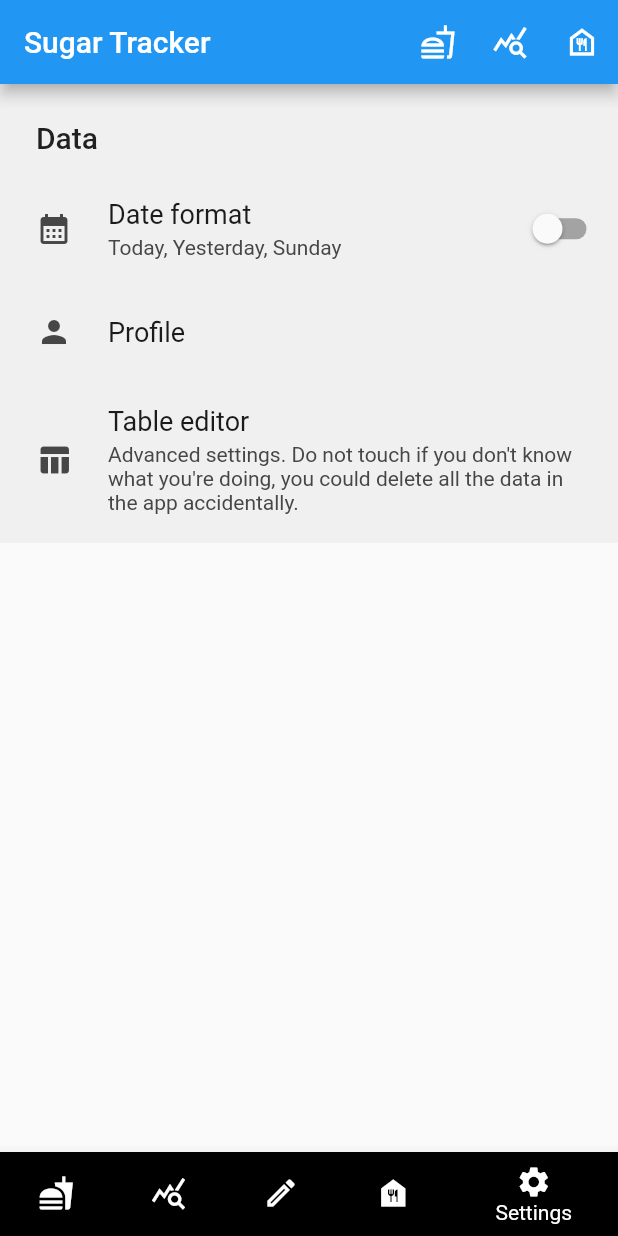
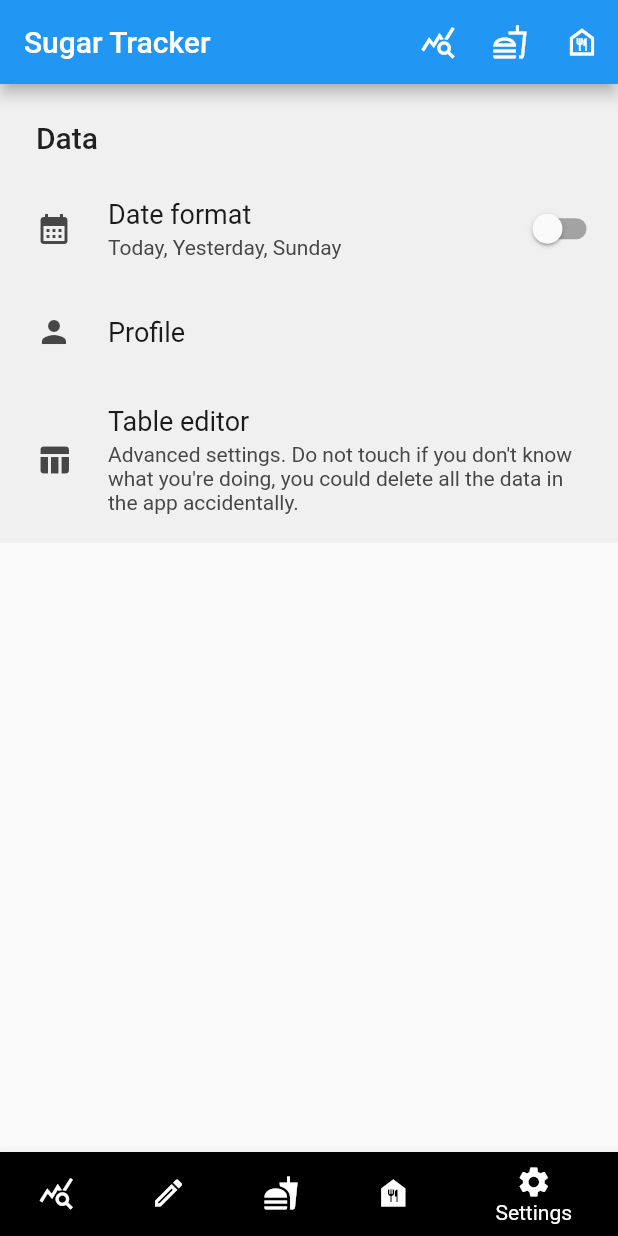
Before and after one commit to jfletcher20/sugar_tracker, a Flutter app: the screen it shows after launch, item 5 of the bottom bar chosen, on a phone screen of 412 x 824 dp. Run offline on Flutter 3.47's test engine with Material 2 defaults, Android fonts, the light colour scheme and no system bars; drawn by our look-alikes of settings_ui; our stand-ins replace image_picker, share_plus, shared_preferences, sqflite; accounts and stored records are empty.

Commit message:
Added icon and shifted to tabbarview.

```diff
--- a/lib/presentation/routes/w_meal_history.dart
+++ b/lib/presentation/routes/w_meal_history.dart
@@ -234,7 +234,7 @@ class _MealHistoryWidgetState extends State<MealHistoryWidget> {
 
   IconButton _useAsTemplate(BuildContext context, Meal meal) {
     return IconButton(
-      icon: const Icon(Icons.food_bank),
+      icon: const Icon(Icons.plus_one),
       onPressed: () async {
         Meal? result = await Navigator.pushReplacement(
           context,
--- a/lib/presentation/routes/w_sugar_history.dart
+++ b/lib/presentation/routes/w_sugar_history.dart
@@ -192,13 +192,13 @@ class _SugarHistoryWidgetState extends State<SugarHistoryWidget> {
 
   IconButton _useAsTemplate(BuildContext context, Sugar sugar) {
     return IconButton(
-      icon: const Icon(Icons.food_bank),
+      icon: const Icon(Icons.plus_one),
       onPressed: () async {
         Insulin? result = await Navigator.pushReplacement(
           context,
           MaterialPageRoute(
             builder: (context) => Scaffold(
-              appBar: AppBar(title: const Text("Insulin from template")),
+              appBar: AppBar(title: const Text("Entry from template")),
               body: InsulinFormWidget(sugar: sugar, useAsTemplate: true),
             ),
           ),
--- a/lib/presentation/theme/i_theme.dart
+++ b/lib/presentation/theme/i_theme.dart
@@ -7,7 +7,7 @@ class ThemeManager {
   }
 
   static ThemeData darkTheme = ThemeData.dark().copyWith(
-    appBarTheme: const AppBarTheme(backgroundColor: Color.fromARGB(255, 183, 0, 0)),
+    appBarTheme: const AppBarTheme(backgroundColor: Color.fromARGB(255, 163, 0, 0)),
     buttonTheme: ButtonThemeData(
       buttonColor: Colors.redAccent,
       textTheme: ButtonTextTheme.primary,
--- a/lib/presentation/w_homepage.dart
+++ b/lib/presentation/w_homepage.dart
@@ -21,20 +21,35 @@ class Homepage extends StatefulWidget {
   State<Homepage> createState() => _HomepageState();
 }
 
-class _HomepageState extends State<Homepage> {
-  Widget child = const MealHistoryWidget();
-  int index = 0;
+class _HomepageState extends State<Homepage> with SingleTickerProviderStateMixin {
+  late TabController _tabController;
+
+  @override
+  void initState() {
+    super.initState();
+    _tabController = TabController(length: 5, vsync: this, initialIndex: 2);
+  }
+
+  Widget wrap(Widget widget) => Scrollbar(child: SingleChildScrollView(child: widget));
+
   @override
   Widget build(BuildContext context) {
     return Scaffold(
       appBar: AppBar(title: const Text("Sugar Tracker"), actions: [
+        _createMeasurementEntryButton(),
         _createMealButton(),
-        _createMeasurementEntryButton(),
         _createFoodItemButton(),
       ]),
-      body: SingleChildScrollView(
-        scrollDirection: Axis.vertical,
-        child: child,
+      body: TabBarView(
+        physics: const NeverScrollableScrollPhysics(),
+        controller: _tabController,
+        children: <Widget>[
+          wrap(const SugarHistoryWidget()),
+          wrap(const InsulinHistoryWidget()),
+          wrap(const MealHistoryWidget()),
+          wrap(const FoodListWidget()),
+          wrap(const SettingsWidget()),
+        ],
       ),
       bottomNavigationBar: _bottomNavigation(),
     );
@@ -54,7 +69,6 @@ class _HomepageState extends State<Homepage> {
             ),
           ),
         );
-        if (context.mounted) setState(() {});
       },
       icon: const Icon(Icons.fastfood_outlined),
     );
@@ -63,7 +77,7 @@ class _HomepageState extends State<Homepage> {
   IconButton _createMeasurementEntryButton() {
     return IconButton(
       onPressed: () async {
-        await Navigator.push(
+        (Sugar?, Insulin?)? result = await Navigator.push(
           context,
           MaterialPageRoute(
             builder: (context) => Scaffold(
@@ -72,6 +86,9 @@ class _HomepageState extends State<Homepage> {
             ),
           ),
         );
+        if (result != null) {
+          if (result.$1 != null) {}
+        }
         if (context.mounted) setState(() {});
       },
       icon: const Icon(Icons.query_stats_outlined),
@@ -100,13 +117,8 @@ class _HomepageState extends State<Homepage> {
     return BottomNavigationBar(
       landscapeLayout: BottomNavigationBarLandscapeLayout.spread,
       type: BottomNavigationBarType.shifting,
-      currentIndex: index,
+      currentIndex: _tabController.index,
       items: const [
-        BottomNavigationBarItem(
-          icon: Icon(Icons.fastfood),
-          label: "Meals",
-          backgroundColor: Colors.black,
-        ),
         BottomNavigationBarItem(
           icon: Icon(Icons.query_stats),
           label: "Sugars",
@@ -115,6 +127,11 @@ class _HomepageState extends State<Homepage> {
         BottomNavigationBarItem(
           icon: Icon(Icons.edit_outlined),
           label: "Insulin",
+          backgroundColor: Colors.black,
+        ),
+        BottomNavigationBarItem(
+          icon: Icon(Icons.fastfood),
+          label: "Meals",
           backgroundColor: Colors.black,
         ),
         BottomNavigationBarItem(
@@ -128,25 +145,7 @@ class _HomepageState extends State<Homepage> {
           backgroundColor: Colors.black,
         ),
       ],
-      onTap: (index) {
-        setState(() {
-          this.index = index;
-          // shorthand switch for index
-          switch (index) {
-            case 0:
-              child = const MealHistoryWidget();
-            case 1:
-              child = const SugarHistoryWidget();
-            case 2:
-              child = const InsulinHistoryWidget();
-            case 3:
-              child = const FoodListWidget();
-            case 4:
-              child = const SettingsWidget();
-          }
-          // change to fancy short-handswitch
-        });
-      },
+      onTap: (index) => setState(() => _tabController.animateTo(index)),
     );
   }
 }
--- a/lib/presentation/widgets/food/w_food_card.dart
+++ b/lib/presentation/widgets/food/w_food_card.dart
@@ -262,7 +262,7 @@ class _FoodCardState extends State<FoodCard> {
 
   IconButton _useAsTemplate(BuildContext context, Food food) {
     return IconButton(
-      icon: const Icon(Icons.food_bank),
+      icon: const Icon(Icons.plus_one),
       onPressed: () async {
         Food? result = await Navigator.pushReplacement(
           context,
--- a/lib/presentation/widgets/insulin/w_insulin_data.dart
+++ b/lib/presentation/widgets/insulin/w_insulin_data.dart
@@ -176,9 +176,7 @@ class _InsulinDataWidgetState extends State<InsulinDataWidget> {
     return TextSpan(
       text: widget.insulin.time,
       style: Theme.of(context).textTheme.titleLarge?.copyWith(
-            color: insulinCategoryColor(
-              widget.insulin.category,
-            ),
+            color: insulinCategoryColor(widget.insulin.category),
           ),
     );
   }
--- a/pubspec.yaml
+++ b/pubspec.yaml
@@ -1,5 +1,6 @@
 name: sugar_tracker
 description: A new Flutter project.
+
 publish_to: 'none'
 version: 0.1.0
 
@@ -26,12 +27,13 @@ dev_dependencies:
 flutter_launcher_icons:
   android: "launcher_icon"
   ios: true
-  image_path: "assets/images/food_category/fruit.png"
+  image_path: "assets/icon.png"
   min_sdk_android: 21
 
 flutter:
   uses-material-design: true
 
   assets:
+    - assets/
     - assets/images/food/
     - assets/images/food_category/
```
Also changed, not shown: lib/presentation/routes/w_food_list.dart (+6 -4 lines), lib/presentation/widgets/insulin/w_insulin_form.dart (+4 -3 lines), assets/icon.png (added), 26 other files.
